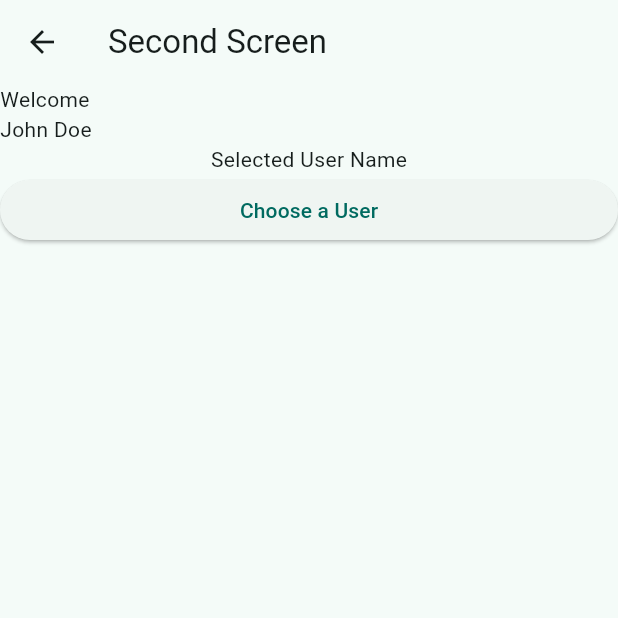
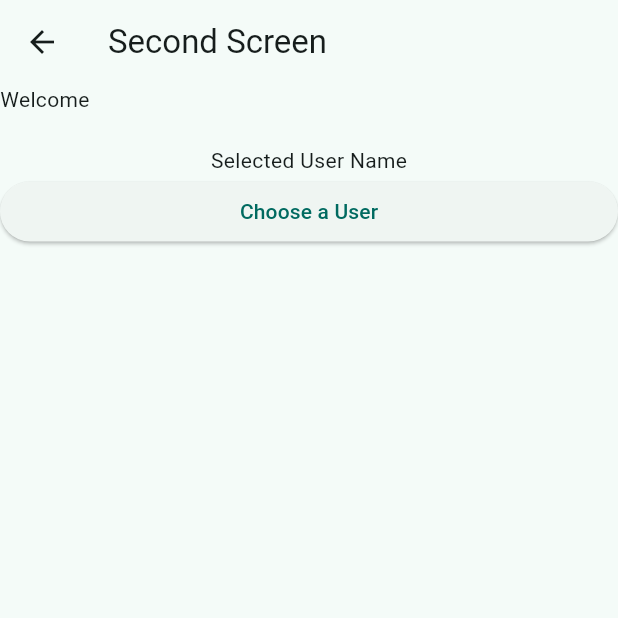
Before and after one commit to zakymzn/suitmedia-km-test, a Flutter app: the screen it shows after launch, after a tap on "CHECK", after a tap on "NEXT", on a phone screen of 412 x 824 dp, the top half of it. Run offline on Flutter 3.47's test engine with Material 2 defaults, Android fonts, the phone set to English and light mode, and no system bars.

Commit message:
mengirim data nama dari halaman 1 ke halaman 2

```diff
--- a/lib/page1.dart
+++ b/lib/page1.dart
@@ -101,7 +101,8 @@ class _Page1State extends State<Page1> {
                         Navigator.push(
                           context,
                           MaterialPageRoute(
-                            builder: (context) => Page2(),
+                            builder: (context) =>
+                                Page2(name: nameController.text),
                           ),
                         );
                       },
--- a/lib/page2.dart
+++ b/lib/page2.dart
@@ -2,7 +2,9 @@ import 'package:flutter/material.dart';
 import 'package:suitmedia_km_test/page3.dart';
 
 class Page2 extends StatelessWidget {
-  const Page2({super.key});
+  final String name;
+
+  const Page2({super.key, required this.name});
 
   @override
   Widget build(BuildContext context) {
@@ -20,7 +22,7 @@ class Page2 extends StatelessWidget {
         child: ListView(
           children: [
             Text('Welcome'),
-            Text('John Doe'),
+            Text(name),
             Center(
               child: Text('Selected User Name'),
             ),
```
